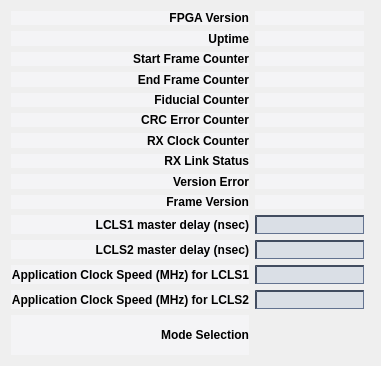
First picture: the form in new_look/tpr.ui, repository cristinasewell/ATCA_PyDM_Screens, before the edit.
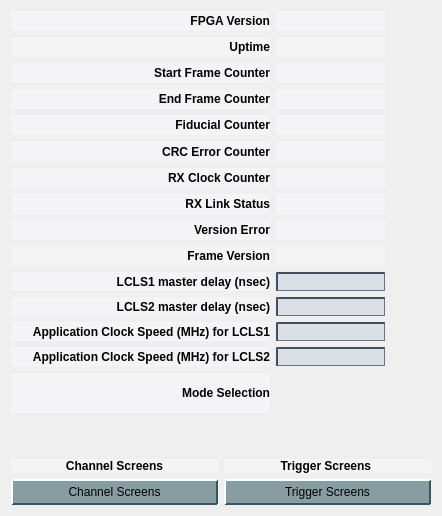
Second picture: the form after the edit. Custom widgets are drawn as their Qt base class.

Commit message: ENH - add TPR related displays

Diff of the .ui file:
```diff
--- a/new_look/tpr.ui
+++ b/new_look/tpr.ui
@@ -6,8 +6,8 @@
    <rect>
     <x>0</x>
     <y>0</y>
-    <width>381</width>
-    <height>366</height>
+    <width>442</width>
+    <height>516</height>
    </rect>
   </property>
   <property name="windowTitle">
@@ -26,7 +26,7 @@
 /* Color of the selected list item. */
 QComboBox::item:selected {
     border: 1px solid transparent;
-    background:yellow;
+    background: #d1ede1;
 }
 /* Indicator will shine through the label text if you don't make it hidden. */
 QComboBox::indicator{
@@ -172,40 +172,14 @@
   <layout class="QHBoxLayout" name="horizontalLayout">
    <item>
     <layout class="QGridLayout" name="gridLayout">
-     <item row="0" column="0">
-      <widget class="QLabel" name="label">
-       <property name="font">
-        <font>
-         <weight>75</weight>
-         <bold>true</bold>
-        </font>
-       </property>
-       <property name="text">
-        <string>FPGA Version</string>
-       </property>
-       <property name="alignment">
-        <set>Qt::AlignRight|Qt::AlignTrailing|Qt::AlignVCenter</set>
-       </property>
-      </widget>
-     </item>
-     <item row="7" column="0">
-      <widget class="QLabel" name="label_8">
-       <property name="font">
-        <font>
-         <weight>75</weight>
-         <bold>true</bold>
-        </font>
-       </property>
-       <property name="text">
-        <string>RX Link Status</string>
-       </property>
-       <property name="alignment">
-        <set>Qt::AlignRight|Qt::AlignTrailing|Qt::AlignVCenter</set>
-       </property>
-      </widget>
-     </item>
-     <item row="1" column="0">
+     <item row="1" column="1">
       <widget class="QLabel" name="label_2">
+       <property name="sizePolicy">
+        <sizepolicy hsizetype="Preferred" vsizetype="Preferred">
+         <horstretch>1</horstretch>
+         <verstretch>1</verstretch>
+        </sizepolicy>
+       </property>
        <property name="font">
         <font>
          <weight>75</weight>
@@ -220,8 +194,49 @@
        </property>
       </widget>
      </item>
-     <item row="9" column="0">
+     <item row="8" column="1">
+      <widget class="QLabel" name="label_9">
+       <property name="sizePolicy">
+        <sizepolicy hsizetype="Preferred" vsizetype="Preferred">
+         <horstretch>1</horstretch>
+         <verstretch>1</verstretch>
+        </sizepolicy>
+       </property>
+       <property name="font">
+        <font>
+         <weight>75</weight>
+         <bold>true</bold>
+        </font>
+       </property>
+       <property name="text">
+        <string>Version Error</string>
+       </property>
+       <property name="alignment">
+        <set>Qt::AlignRight|Qt::AlignTrailing|Qt::AlignVCenter</set>
+       </property>
+      </widget>
+     </item>
+     <item row="5" column="2">
+      <widget class="PyDMLabel" name="PyDMLabel_6">
+       <property name="toolTip">
+        <string/>
+       </property>
+       <property name="alignment">
+        <set>Qt::AlignCenter</set>
+       </property>
+       <property name="channel" stdset="0">
+        <string>ca://TPR:${LOCA}:${IOC_UNIT}:${INST}:CRCERRCNT</string>
+       </property>
+      </widget>
+     </item>
+     <item row="9" column="1">
       <widget class="QLabel" name="label_10">
+       <property name="sizePolicy">
+        <sizepolicy hsizetype="Preferred" vsizetype="Preferred">
+         <horstretch>1</horstretch>
+         <verstretch>1</verstretch>
+        </sizepolicy>
+       </property>
        <property name="font">
         <font>
          <weight>75</weight>
@@ -236,8 +251,27 @@
        </property>
       </widget>
      </item>
-     <item row="10" column="0">
-      <widget class="QLabel" name="label_11">
+     <item row="8" column="2">
+      <widget class="PyDMLabel" name="PyDMLabel_9">
+       <property name="toolTip">
+        <string/>
+       </property>
+       <property name="alignment">
+        <set>Qt::AlignCenter</set>
+       </property>
+       <property name="channel" stdset="0">
+        <string>ca://TPR:${LOCA}:${IOC_UNIT}:${INST}:VERERR</string>
+       </property>
+      </widget>
+     </item>
+     <item row="14" column="1">
+      <widget class="QLabel" name="label_15">
+       <property name="sizePolicy">
+        <sizepolicy hsizetype="Preferred" vsizetype="Preferred">
+         <horstretch>1</horstretch>
+         <verstretch>1</verstretch>
+        </sizepolicy>
+       </property>
        <property name="font">
         <font>
          <weight>75</weight>
@@ -245,14 +279,14 @@
         </font>
        </property>
        <property name="text">
-        <string>LCLS1 master delay (nsec)</string>
+        <string>Mode Selection</string>
        </property>
        <property name="alignment">
         <set>Qt::AlignRight|Qt::AlignTrailing|Qt::AlignVCenter</set>
        </property>
       </widget>
      </item>
-     <item row="14" column="1" colspan="2">
+     <item row="14" column="2" colspan="2">
       <widget class="PyDMEnumButton" name="PyDMEnumButton">
        <property name="sizePolicy">
         <sizepolicy hsizetype="Preferred" vsizetype="Maximum">
@@ -298,72 +332,40 @@
        </property>
       </widget>
      </item>
-     <item row="8" column="0">
-      <widget class="QLabel" name="label_9">
-       <property name="font">
-        <font>
-         <weight>75</weight>
-         <bold>true</bold>
-        </font>
+     <item row="1" column="2">
+      <widget class="PyDMLabel" name="PyDMLabel_2">
+       <property name="toolTip">
+        <string/>
        </property>
-       <property name="text">
-        <string>Version Error</string>
-       </property>
        <property name="alignment">
-        <set>Qt::AlignRight|Qt::AlignTrailing|Qt::AlignVCenter</set>
+        <set>Qt::AlignCenter</set>
        </property>
-      </widget>
-     </item>
-     <item row="2" column="0">
-      <widget class="QLabel" name="label_3">
-       <property name="font">
-        <font>
-         <weight>75</weight>
-         <bold>true</bold>
-        </font>
+       <property name="channel" stdset="0">
+        <string>ca://TPR:${LOCA}:${IOC_UNIT}:${INST}:UPTIME</string>
        </property>
-       <property name="text">
-        <string>Start Frame Counter</string>
-       </property>
-       <property name="alignment">
-        <set>Qt::AlignRight|Qt::AlignTrailing|Qt::AlignVCenter</set>
-       </property>
       </widget>
      </item>
-     <item row="3" column="0">
-      <widget class="QLabel" name="label_4">
-       <property name="font">
-        <font>
-         <weight>75</weight>
-         <bold>true</bold>
-        </font>
+     <item row="11" column="2">
+      <widget class="PyDMLineEdit" name="PyDMLineEdit_2">
+       <property name="toolTip">
+        <string/>
        </property>
-       <property name="text">
-        <string>End Frame Counter</string>
-       </property>
        <property name="alignment">
-        <set>Qt::AlignRight|Qt::AlignTrailing|Qt::AlignVCenter</set>
+        <set>Qt::AlignCenter</set>
        </property>
-      </widget>
-     </item>
-     <item row="6" column="0">
-      <widget class="QLabel" name="label_7">
-       <property name="font">
-        <font>
-         <weight>75</weight>
-         <bold>true</bold>
-        </font>
+       <property name="channel" stdset="0">
+        <string>ca://TPR:${LOCA}:${IOC_UNIT}:${INST}:MSGDLY</string>
        </property>
-       <property name="text">
-        <string>RX Clock Counter</string>
-       </property>
-       <property name="alignment">
-        <set>Qt::AlignRight|Qt::AlignTrailing|Qt::AlignVCenter</set>
-       </property>
       </widget>
      </item>
-     <item row="5" column="0">
+     <item row="5" column="1">
       <widget class="QLabel" name="label_6">
+       <property name="sizePolicy">
+        <sizepolicy hsizetype="Preferred" vsizetype="Preferred">
+         <horstretch>1</horstretch>
+         <verstretch>1</verstretch>
+        </sizepolicy>
+       </property>
        <property name="font">
         <font>
          <weight>75</weight>
@@ -378,56 +380,21 @@
        </property>
       </widget>
      </item>
-     <item row="11" column="0">
-      <widget class="QLabel" name="label_13">
-       <property name="font">
-        <font>
-         <weight>75</weight>
-         <bold>true</bold>
-        </font>
+     <item row="4" column="2">
+      <widget class="PyDMLabel" name="PyDMLabel_5">
+       <property name="toolTip">
+        <string/>
        </property>
-       <property name="text">
-        <string>LCLS2 master delay (nsec)</string>
-       </property>
        <property name="alignment">
-        <set>Qt::AlignRight|Qt::AlignTrailing|Qt::AlignVCenter</set>
+        <set>Qt::AlignCenter</set>
        </property>
-      </widget>
-     </item>
-     <item row="4" column="0">
-      <widget class="QLabel" name="label_5">
-       <property name="font">
-        <font>
-         <weight>75</weight>
-         <bold>true</bold>
-        </font>
+       <property name="channel" stdset="0">
+        <string>ca://TPR:${LOCA}:${IOC_UNIT}:${INST}:FIDCNT</string>
        </property>
-       <property name="text">
-        <string>Fiducial Counter</string>
-       </property>
-       <property name="alignment">
-        <set>Qt::AlignRight|Qt::AlignTrailing|Qt::AlignVCenter</set>
-       </property>
       </widget>
      </item>
-     <item row="14" column="0">
-      <widget class="QLabel" name="label_15">
-       <property name="font">
-        <font>
-         <weight>75</weight>
-         <bold>true</bold>
-        </font>
-       </property>
-       <property name="text">
-        <string>Mode Selection</string>
-       </property>
-       <property name="alignment">
-        <set>Qt::AlignRight|Qt::AlignTrailing|Qt::AlignVCenter</set>
-       </property>
-      </widget>
-     </item>
-     <item row="11" column="1">
-      <widget class="PyDMLineEdit" name="PyDMLineEdit_2">
+     <item row="2" column="2">
+      <widget class="PyDMLabel" name="PyDMLabel_3">
        <property name="toolTip">
         <string/>
        </property>
@@ -440,20 +407,57 @@
       </widget>
      </item>
      <item row="10" column="1">
-      <widget class="PyDMLineEdit" name="PyDMLineEdit">
-       <property name="toolTip">
-        <string/>
+      <widget class="QLabel" name="label_11">
+       <property name="sizePolicy">
+        <sizepolicy hsizetype="Preferred" vsizetype="Preferred">
+         <horstretch>1</horstretch>
+         <verstretch>1</verstretch>
+        </sizepolicy>
        </property>
+       <property name="font">
+        <font>
+         <weight>75</weight>
+         <bold>true</bold>
+        </font>
+       </property>
+       <property name="text">
+        <string>LCLS1 master delay (nsec)</string>
+       </property>
        <property name="alignment">
-        <set>Qt::AlignCenter</set>
+        <set>Qt::AlignRight|Qt::AlignTrailing|Qt::AlignVCenter</set>
        </property>
-       <property name="channel" stdset="0">
-        <string>ca://TPR:${LOCA}:${IOC_UNIT}:${INST}:TREF</string>
+      </widget>
+     </item>
+     <item row="7" column="1">
+      <widget class="QLabel" name="label_8">
+       <property name="sizePolicy">
+        <sizepolicy hsizetype="Preferred" vsizetype="Preferred">
+         <horstretch>1</horstretch>
+         <verstretch>1</verstretch>
+        </sizepolicy>
        </property>
+       <property name="font">
+        <font>
+         <weight>75</weight>
+         <bold>true</bold>
+        </font>
+       </property>
+       <property name="text">
+        <string>RX Link Status</string>
+       </property>
+       <property name="alignment">
+        <set>Qt::AlignRight|Qt::AlignTrailing|Qt::AlignVCenter</set>
+       </property>
       </widget>
      </item>
-     <item row="12" column="0">
+     <item row="12" column="1">
       <widget class="QLabel" name="label_12">
+       <property name="sizePolicy">
+        <sizepolicy hsizetype="Preferred" vsizetype="Preferred">
+         <horstretch>1</horstretch>
+         <verstretch>1</verstretch>
+        </sizepolicy>
+       </property>
        <property name="font">
         <font>
          <weight>75</weight>
@@ -468,8 +472,65 @@
        </property>
       </widget>
      </item>
-     <item row="13" column="0">
+     <item row="15" column="2">
+      <spacer name="verticalSpacer_2">
+       <property name="orientation">
+        <enum>Qt::Vertical</enum>
+       </property>
+       <property name="sizeType">
+        <enum>QSizePolicy::MinimumExpanding</enum>
+       </property>
+       <property name="sizeHint" stdset="0">
+        <size>
+         <width>20</width>
+         <height>40</height>
+        </size>
+       </property>
+      </spacer>
+     </item>
+     <item row="0" column="2">
+      <widget class="PyDMLabel" name="PyDMLabel">
+       <property name="toolTip">
+        <string/>
+       </property>
+       <property name="alignment">
+        <set>Qt::AlignCenter</set>
+       </property>
+       <property name="channel" stdset="0">
+        <string>ca://TPR:${LOCA}:${IOC_UNIT}:${INST}:FPGAVER</string>
+       </property>
+      </widget>
+     </item>
+     <item row="11" column="1">
+      <widget class="QLabel" name="label_13">
+       <property name="sizePolicy">
+        <sizepolicy hsizetype="Preferred" vsizetype="Preferred">
+         <horstretch>1</horstretch>
+         <verstretch>1</verstretch>
+        </sizepolicy>
+       </property>
+       <property name="font">
+        <font>
+         <weight>75</weight>
+         <bold>true</bold>
+        </font>
+       </property>
+       <property name="text">
+        <string>LCLS2 master delay (nsec)</string>
+       </property>
+       <property name="alignment">
+        <set>Qt::AlignRight|Qt::AlignTrailing|Qt::AlignVCenter</set>
+       </property>
+      </widget>
+     </item>
+     <item row="13" column="1">
       <widget class="QLabel" name="label_14">
+       <property name="sizePolicy">
+        <sizepolicy hsizetype="Preferred" vsizetype="Preferred">
+         <horstretch>1</horstretch>
+         <verstretch>1</verstretch>
+        </sizepolicy>
+       </property>
        <property name="font">
         <font>
          <weight>75</weight>
@@ -484,20 +545,7 @@
        </property>
       </widget>
      </item>
-     <item row="13" column="1">
-      <widget class="PyDMLineEdit" name="PyDMLineEdit_4">
-       <property name="toolTip">
-        <string/>
-       </property>
-       <property name="alignment">
-        <set>Qt::AlignCenter</set>
-       </property>
-       <property name="channel" stdset="0">
-        <string>ca://TPR:${LOCA}:${IOC_UNIT}:${INST}:SYS2_CLK</string>
-       </property>
-      </widget>
-     </item>
-     <item row="12" column="1">
+     <item row="12" column="2">
       <widget class="PyDMLineEdit" name="PyDMLineEdit_3">
        <property name="toolTip">
         <string/>
@@ -510,8 +558,30 @@
        </property>
       </widget>
      </item>
-     <item row="9" column="1">
-      <widget class="PyDMLabel" name="PyDMLabel_10">
+     <item row="4" column="1">
+      <widget class="QLabel" name="label_5">
+       <property name="sizePolicy">
+        <sizepolicy hsizetype="Preferred" vsizetype="Preferred">
+         <horstretch>1</horstretch>
+         <verstretch>1</verstretch>
+        </sizepolicy>
+       </property>
+       <property name="font">
+        <font>
+         <weight>75</weight>
+         <bold>true</bold>
+        </font>
+       </property>
+       <property name="text">
+        <string>Fiducial Counter</string>
+       </property>
+       <property name="alignment">
+        <set>Qt::AlignRight|Qt::AlignTrailing|Qt::AlignVCenter</set>
+       </property>
+      </widget>
+     </item>
+     <item row="6" column="2">
+      <widget class="PyDMLabel" name="PyDMLabel_7">
        <property name="toolTip">
         <string/>
        </property>
@@ -523,8 +593,8 @@
        </property>
       </widget>
      </item>
-     <item row="8" column="1">
-      <widget class="PyDMLabel" name="PyDMLabel_9">
+     <item row="3" column="2">
+      <widget class="PyDMLabel" name="PyDMLabel_4">
        <property name="toolTip">
         <string/>
        </property>
@@ -536,7 +606,20 @@
        </property>
       </widget>
      </item>
-     <item row="7" column="1">
+     <item row="10" column="2">
+      <widget class="PyDMLineEdit" name="PyDMLineEdit">
+       <property name="toolTip">
+        <string/>
+       </property>
+       <property name="alignment">
+        <set>Qt::AlignCenter</set>
+       </property>
+       <property name="channel" stdset="0">
+        <string>ca://TPR:${LOCA}:${IOC_UNIT}:${INST}:TREF</string>
+       </property>
+      </widget>
+     </item>
+     <item row="7" column="2">
       <widget class="PyDMLabel" name="PyDMLabel_8">
        <property name="toolTip">
         <string/>
@@ -549,21 +632,65 @@
        </property>
       </widget>
      </item>
+     <item row="0" column="1">
+      <widget class="QLabel" name="label">
+       <property name="sizePolicy">
+        <sizepolicy hsizetype="Preferred" vsizetype="Preferred">
+         <horstretch>1</horstretch>
+         <verstretch>1</verstretch>
+        </sizepolicy>
+       </property>
+       <property name="font">
+        <font>
+         <weight>75</weight>
+         <bold>true</bold>
+        </font>
+       </property>
+       <property name="text">
+        <string>FPGA Version</string>
+       </property>
+       <property name="alignment">
+        <set>Qt::AlignRight|Qt::AlignTrailing|Qt::AlignVCenter</set>
+       </property>
+      </widget>
+     </item>
      <item row="6" column="1">
-      <widget class="PyDMLabel" name="PyDMLabel_7">
-       <property name="toolTip">
-        <string/>
+      <widget class="QLabel" name="label_7">
+       <property name="sizePolicy">
+        <sizepolicy hsizetype="Preferred" vsizetype="Preferred">
+         <horstretch>1</horstretch>
+         <verstretch>1</verstretch>
+        </sizepolicy>
        </property>
-       <property name="alignment">
-        <set>Qt::AlignCenter</set>
+       <property name="font">
+        <font>
+         <weight>75</weight>
+         <bold>true</bold>
+        </font>
        </property>
-       <property name="channel" stdset="0">
-        <string>ca://TPR:${LOCA}:${IOC_UNIT}:${INST}:RXCLKCNT</string>
+       <property name="text">
+        <string>RX Clock Counter</string>
        </property>
+       <property name="alignment">
+        <set>Qt::AlignRight|Qt::AlignTrailing|Qt::AlignVCenter</set>
+       </property>
       </widget>
      </item>
-     <item row="5" column="1">
-      <widget class="PyDMLabel" name="PyDMLabel_6">
+     <item row="13" column="3">
+      <spacer name="horizontalSpacer">
+       <property name="orientation">
+        <enum>Qt::Horizontal</enum>
+       </property>
+       <property name="sizeHint" stdset="0">
+        <size>
+         <width>40</width>
+         <height>20</height>
+        </size>
+       </property>
+      </spacer>
+     </item>
+     <item row="13" column="2">
+      <widget class="PyDMLineEdit" name="PyDMLineEdit_4">
        <property name="toolTip">
         <string/>
        </property>
@@ -575,8 +702,8 @@
        </property>
       </widget>
      </item>
-     <item row="4" column="1">
-      <widget class="PyDMLabel" name="PyDMLabel_5">
+     <item row="9" column="2">
+      <widget class="PyDMLabel" name="PyDMLabel_10">
        <property name="toolTip">
         <string/>
        </property>
@@ -589,56 +716,259 @@
       </widget>
      </item>
      <item row="3" column="1">
-      <widget class="PyDMLabel" name="PyDMLabel_4">
-       <property name="toolTip">
-        <string/>
+      <widget class="QLabel" name="label_4">
+       <property name="sizePolicy">
+        <sizepolicy hsizetype="Preferred" vsizetype="Preferred">
+         <horstretch>1</horstretch>
+         <verstretch>1</verstretch>
+        </sizepolicy>
+       </property>
+       <property name="font">
+        <font>
+         <weight>75</weight>
+         <bold>true</bold>
+        </font>
+       </property>
+       <property name="text">
+        <string>End Frame Counter</string>
        </property>
        <property name="alignment">
-        <set>Qt::AlignCenter</set>
-       </property>
-       <property name="channel" stdset="0">
-        <string>ca://TPR:${LOCA}:${IOC_UNIT}:${INST}:MSGDLY</string>
+        <set>Qt::AlignRight|Qt::AlignTrailing|Qt::AlignVCenter</set>
        </property>
       </widget>
      </item>
      <item row="2" column="1">
-      <widget class="PyDMLabel" name="PyDMLabel_3">
-       <property name="toolTip">
-        <string/>
+      <widget class="QLabel" name="label_3">
+       <property name="sizePolicy">
+        <sizepolicy hsizetype="Preferred" vsizetype="Preferred">
+         <horstretch>1</horstretch>
+         <verstretch>1</verstretch>
+        </sizepolicy>
        </property>
-       <property name="alignment">
-        <set>Qt::AlignCenter</set>
+       <property name="font">
+        <font>
+         <weight>75</weight>
+         <bold>true</bold>
+        </font>
        </property>
-       <property name="channel" stdset="0">
-        <string>ca://TPR:${LOCA}:${IOC_UNIT}:${INST}:SOFCNT</string>
+       <property name="text">
+        <string>Start Frame Counter</string>
        </property>
-      </widget>
-     </item>
-     <item row="1" column="1">
-      <widget class="PyDMLabel" name="PyDMLabel_2">
-       <property name="toolTip">
-        <string/>
-       </property>
        <property name="alignment">
-        <set>Qt::AlignCenter</set>
+        <set>Qt::AlignRight|Qt::AlignTrailing|Qt::AlignVCenter</set>
        </property>
        <property name="channel" stdset="0">
         <string>ca://TPR:${LOCA}:${IOC_UNIT}:${INST}:UPTIME</string>
        </property>
       </widget>
      </item>
-     <item row="0" column="1">
-      <widget class="PyDMLabel" name="PyDMLabel">
-       <property name="toolTip">
-        <string/>
-       </property>
-       <property name="alignment">
-        <set>Qt::AlignCenter</set>
-       </property>
-       <property name="channel" stdset="0">
-        <string>ca://TPR:${LOCA}:${IOC_UNIT}:${INST}:FPGAVER</string>
-       </property>
-      </widget>
+     <item row="17" column="1" colspan="3">
+      <layout class="QGridLayout" name="gridLayout_2">
+       <item row="1" column="0">
+        <widget class="PyDMRelatedDisplayButton" name="PyDMRelatedDisplayButton">
+         <property name="sizePolicy">
+          <sizepolicy hsizetype="Preferred" vsizetype="Fixed">
+           <horstretch>0</horstretch>
+           <verstretch>0</verstretch>
+          </sizepolicy>
+         </property>
+         <property name="minimumSize">
+          <size>
+           <width>0</width>
+           <height>0</height>
+          </size>
+         </property>
+         <property name="toolTip">
+          <string/>
+         </property>
+         <property name="text">
+          <string>Channel Screens</string>
+         </property>
+         <property name="filenames" stdset="0">
+          <stringlist>
+           <string>tpr_channel_screen.ui</string>
+           <string>tpr_channel_screen.ui</string>
+           <string>tpr_channel_screen.ui</string>
+           <string>tpr_channel_screen.ui</string>
+           <string>tpr_channel_screen.ui</string>
+           <string>tpr_channel_screen.ui</string>
+           <string>tpr_channel_screen.ui</string>
+           <string>tpr_channel_screen.ui</string>
+           <string>tpr_channel_screen.ui</string>
+           <string>tpr_channel_screen.ui</string>
+           <string>tpr_channel_screen.ui</string>
+           <string>tpr_channel_screen.ui</string>
+           <string>tpr_channel_screen.ui</string>
+           <string>tpr_channel_screen.ui</string>
+           <string>tpr_channel_screen.ui</string>
+           <string>tpr_channel_screen.ui</string>
+           <string></string>
+          </stringlist>
+         </property>
+         <property name="titles" stdset="0">
+          <stringlist>
+           <string>Channel 00</string>
+           <string>Channel 01</string>
+           <string>Channel 02</string>
+           <string>Channel 03</string>
+           <string>Channel 04</string>
+           <string>Channel 05</string>
+           <string>Channel 06</string>
+           <string>Channel 07</string>
+           <string>Channel 08</string>
+           <string>Channel 09</string>
+           <string>Channel 10</string>
+           <string>Channel 11</string>
+           <string>Channel 12</string>
+           <string>Channel 13</string>
+           <string>Channel 14</string>
+           <string>Channel 15</string>
+           <string></string>
+          </stringlist>
+         </property>
+         <property name="macros" stdset="0">
+          <stringlist>
+           <string>{&quot;NN&quot;:&quot;00&quot;}</string>
+           <string>{&quot;NN&quot;:&quot;01&quot;}</string>
+           <string>{&quot;NN&quot;:&quot;02&quot;}</string>
+           <string>{&quot;NN&quot;:&quot;03&quot;}</string>
+           <string>{&quot;NN&quot;:&quot;04&quot;}</string>
+           <string>{&quot;NN&quot;:&quot;05&quot;}</string>
+           <string>{&quot;NN&quot;:&quot;06&quot;}</string>
+           <string>{&quot;NN&quot;:&quot;07&quot;}</string>
+           <string>{&quot;NN&quot;:&quot;08&quot;}</string>
+           <string>{&quot;NN&quot;:&quot;09&quot;}</string>
+           <string>{&quot;NN&quot;:&quot;10&quot;}</string>
+           <string>{&quot;NN&quot;:&quot;11&quot;}</string>
+           <string>{&quot;NN&quot;:&quot;12&quot;}</string>
+           <string>{&quot;NN&quot;:&quot;13&quot;}</string>
+           <string>{&quot;NN&quot;:&quot;14&quot;}</string>
+           <string>{&quot;NN&quot;:&quot;15&quot;}</string>
+          </stringlist>
+         </property>
+         <property name="openInNewWindow" stdset="0">
+          <bool>true</bool>
+         </property>
+        </widget>
+       </item>
+       <item row="0" column="0">
+        <widget class="QLabel" name="label_16">
+         <property name="font">
+          <font>
+           <weight>75</weight>
+           <bold>true</bold>
+          </font>
+         </property>
+         <property name="text">
+          <string>Channel Screens</string>
+         </property>
+         <property name="alignment">
+          <set>Qt::AlignCenter</set>
+         </property>
+        </widget>
+       </item>
+       <item row="0" column="1">
+        <widget class="QLabel" name="label_17">
+         <property name="font">
+          <font>
+           <weight>75</weight>
+           <bold>true</bold>
+          </font>
+         </property>
+         <property name="text">
+          <string>Trigger Screens </string>
+         </property>
+         <property name="alignment">
+          <set>Qt::AlignCenter</set>
+         </property>
+        </widget>
+       </item>
+       <item row="1" column="1">
+        <widget class="PyDMRelatedDisplayButton" name="PyDMRelatedDisplayButton_2">
+         <property name="sizePolicy">
+          <sizepolicy hsizetype="Preferred" vsizetype="Fixed">
+           <horstretch>0</horstretch>
+           <verstretch>0</verstretch>
+          </sizepolicy>
+         </property>
+         <property name="minimumSize">
+          <size>
+           <width>0</width>
+           <height>0</height>
+          </size>
+         </property>
+         <property name="toolTip">
+          <string/>
+         </property>
+         <property name="text">
+          <string>Trigger Screens</string>
+         </property>
+         <property name="filenames" stdset="0">
+          <stringlist>
+           <string>tpr_trigger_screen.ui</string>
+           <string>tpr_trigger_screen.ui</string>
+           <string>tpr_trigger_screen.ui</string>
+           <string>tpr_trigger_screen.ui</string>
+           <string>tpr_trigger_screen.ui</string>
+           <string>tpr_trigger_screen.ui</string>
+           <string>tpr_trigger_screen.ui</string>
+           <string>tpr_trigger_screen.ui</string>
+           <string>tpr_trigger_screen.ui</string>
+           <string>tpr_trigger_screen.ui</string>
+           <string>tpr_trigger_screen.ui</string>
+           <string>tpr_trigger_screen.ui</string>
+           <string>tpr_trigger_screen.ui</string>
+           <string>tpr_trigger_screen.ui</string>
+           <string>tpr_trigger_screen.ui</string>
+           <string>tpr_trigger_screen.ui</string>
+          </stringlist>
+         </property>
+         <property name="titles" stdset="0">
+          <stringlist>
+           <string>Trigger 00</string>
+           <string>Trigger 01</string>
+           <string>Trigger 02</string>
+           <string>Trigger 03</string>
+           <string>Trigger 04</string>
+           <string>Trigger 05</string>
+           <string>Trigger 06</string>
+           <string>Trigger 07</string>
+           <string>Trigger 08</string>
+           <string>Trigger 09</string>
+           <string>Trigger 10</string>
+           <string>Trigger 11</string>
+           <string>Trigger 12</string>
+           <string>Trigger 13</string>
+           <string>Trigger 14</string>
+           <string>Trigger 15</string>
+          </stringlist>
+         </property>
+         <property name="macros" stdset="0">
+          <stringlist>
+           <string>{&quot;NN&quot;:&quot;00&quot;}</string>
+           <string>{&quot;NN&quot;:&quot;01&quot;}</string>
+           <string>{&quot;NN&quot;:&quot;02&quot;}</string>
+           <string>{&quot;NN&quot;:&quot;03&quot;}</string>
+           <string>{&quot;NN&quot;:&quot;04&quot;}</string>
+           <string>{&quot;NN&quot;:&quot;05&quot;}</string>
+           <string>{&quot;NN&quot;:&quot;06&quot;}</string>
+           <string>{&quot;NN&quot;:&quot;07&quot;}</string>
+           <string>{&quot;NN&quot;:&quot;08&quot;}</string>
+           <string>{&quot;NN&quot;:&quot;09&quot;}</string>
+           <string>{&quot;NN&quot;:&quot;10&quot;}</string>
+           <string>{&quot;NN&quot;:&quot;11&quot;}</string>
+           <string>{&quot;NN&quot;:&quot;12&quot;}</string>
+           <string>{&quot;NN&quot;:&quot;13&quot;}</string>
+           <string>{&quot;NN&quot;:&quot;14&quot;}</string>
+           <string>{&quot;NN&quot;:&quot;15&quot;}</string>
+          </stringlist>
+         </property>
+         <property name="openInNewWindow" stdset="0">
+          <bool>true</bool>
+         </property>
+        </widget>
+       </item>
+      </layout>
      </item>
     </layout>
    </item>
@@ -660,6 +990,11 @@
    <extends>QWidget</extends>
    <header>pydm.widgets.enum_button</header>
   </customwidget>
+  <customwidget>
+   <class>PyDMRelatedDisplayButton</class>
+   <extends>QPushButton</extends>
+   <header>pydm.widgets.related_display_button</header>
+  </customwidget>
  </customwidgets>
  <resources/>
  <connections/>
```
Left out of the diff: 13 changed lines with no effect on the pictures. The commit also changes 4 other files.
